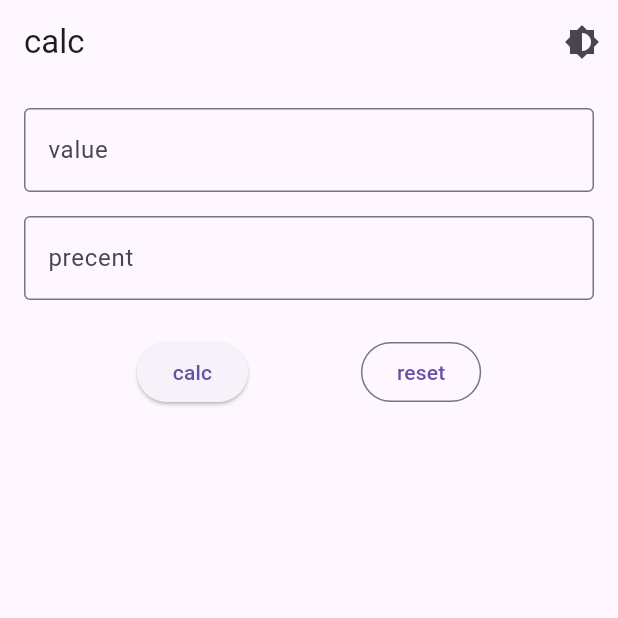
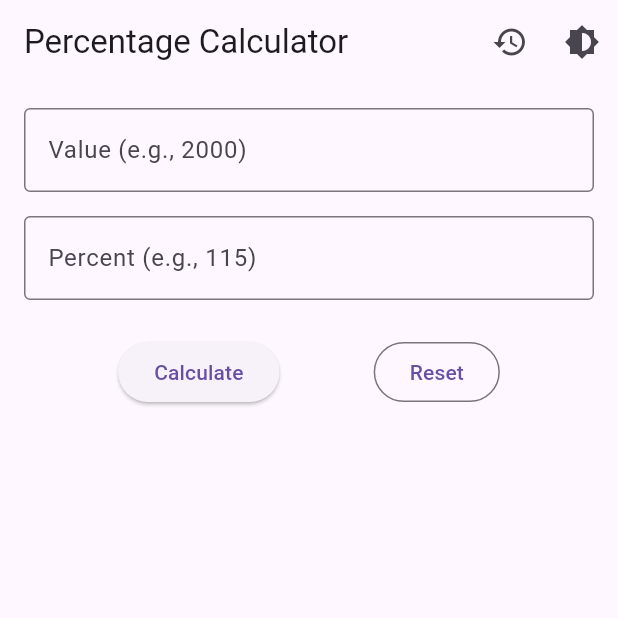
Before and after one commit to petyaas/calc_test, a Flutter app: the screen it shows after launch, on a phone screen of 412 x 824 dp, the top half of it. Run offline on Flutter 3.47's test engine with Material 3 defaults, Android fonts, the phone set to English and light mode, and no system bars; our stand-ins replace flutter_bloc, hive, hive_flutter; accounts and stored records are empty.

````diff
--- /dev/null
+++ b/lib/l10n/app_en.arb
@@ -0,0 +1,10 @@
+{
+  "title": "Percentage Calculator",
+  "calculate": "Calculate",
+  "reset": "Reset",
+  "valueHint": "Value (e.g., 2000)",
+  "percentHint": "Percent (e.g., 115)",
+  "history": "History",
+  "noHistory": "No history",
+  "errorMessage": "Values must be greater than zero"
+}
--- /dev/null
+++ b/lib/l10n/app_localizations.dart
@@ -0,0 +1,177 @@
+import 'dart:async';
+
+import 'package:flutter/foundation.dart';
+import 'package:flutter/widgets.dart';
+import 'package:flutter_localizations/flutter_localizations.dart';
+import 'package:intl/intl.dart' as intl;
+
+import 'app_localizations_en.dart';
+import 'app_localizations_ru.dart';
+
+// ignore_for_file: type=lint
+
+/// Callers can lookup localized strings with an instance of AppLocalizations
+/// returned by `AppLocalizations.of(context)`.
+///
+/// Applications need to include `AppLocalizations.delegate()` in their app's
+/// `localizationDelegates` list, and the locales they support in the app's
+/// `supportedLocales` list. For example:
+///
+/// ```dart
+/// import 'l10n/app_localizations.dart';
+///
+/// return MaterialApp(
+///   localizationsDelegates: AppLocalizations.localizationsDelegates,
+///   supportedLocales: AppLocalizations.supportedLocales,
+///   home: MyApplicationHome(),
+/// );
+/// ```
+///
+/// ## Update pubspec.yaml
+///
+/// Please make sure to update your pubspec.yaml to include the following
+/// packages:
+///
+/// ```yaml
+/// dependencies:
+///   # Internationalization support.
+///   flutter_localizations:
+///     sdk: flutter
+///   intl: any # Use the pinned version from flutter_localizations
+///
+///   # Rest of dependencies
+/// ```
+///
+/// ## iOS Applications
+///
+/// iOS applications define key application metadata, including supported
+/// locales, in an Info.plist file that is built into the application bundle.
+/// To configure the locales supported by your app, you’ll need to edit this
+/// file.
+///
+/// First, open your project’s ios/Runner.xcworkspace Xcode workspace file.
+/// Then, in the Project Navigator, open the Info.plist file under the Runner
+/// project’s Runner folder.
+///
+/// Next, select the Information Property List item, select Add Item from the
+/// Editor menu, then select Localizations from the pop-up menu.
+///
+/// Select and expand the newly-created Localizations item then, for each
+/// locale your application supports, add a new item and select the locale
+/// you wish to add from the pop-up menu in the Value field. This list should
+/// be consistent with the languages listed in the AppLocalizations.supportedLocales
+/// property.
+abstract class AppLocalizations {
+  AppLocalizations(String locale) : localeName = intl.Intl.canonicalizedLocale(locale.toString());
+
+  final String localeName;
+
+  static AppLocalizations? of(BuildContext context) {
+    return Localizations.of<AppLocalizations>(context, AppLocalizations);
+  }
+
+  static const LocalizationsDelegate<AppLocalizations> delegate = _AppLocalizationsDelegate();
+
+  /// A list of this localizations delegate along with the default localizations
+  /// delegates.
+  ///
+  /// Returns a list of localizations delegates containing this delegate along with
+  /// GlobalMaterialLocalizations.delegate, GlobalCupertinoLocalizations.delegate,
+  /// and GlobalWidgetsLocalizations.delegate.
+  ///
+  /// Additional delegates can be added by appending to this list in
+  /// MaterialApp. This list does not have to be used at all if a custom list
+  /// of delegates is preferred or required.
+  static const List<LocalizationsDelegate<dynamic>> localizationsDelegates = <LocalizationsDelegate<dynamic>>[
+    delegate,
+    GlobalMaterialLocalizations.delegate,
+    GlobalCupertinoLocalizations.delegate,
+    GlobalWidgetsLocalizations.delegate,
+  ];
+
+  /// A list of this localizations delegate's supported locales.
+  static const List<Locale> supportedLocales = <Locale>[
+    Locale('en'),
+    Locale('ru')
+  ];
+
+  /// No description provided for @title.
+  ///
+  /// In en, this message translates to:
+  /// **'Percentage Calculator'**
+  String get title;
+
+  /// No description provided for @calculate.
+  ///
+  /// In en, this message translates to:
+  /// **'Calculate'**
+  String get calculate;
+
+  /// No description provided for @reset.
+  ///
+  /// In en, this message translates to:
+  /// **'Reset'**
+  String get reset;
+
+  /// No description provided for @valueHint.
+  ///
+  /// In en, this message translates to:
+  /// **'Value (e.g., 2000)'**
+  String get valueHint;
+
+  /// No description provided for @percentHint.
+  ///
+  /// In en, this message translates to:
+  /// **'Percent (e.g., 115)'**
+  String get percentHint;
+
+  /// No description provided for @history.
+  ///
+  /// In en, this message translates to:
+  /// **'History'**
+  String get history;
+
+  /// No description provided for @noHistory.
+  ///
+  /// In en, this message translates to:
+  /// **'No history'**
+  String get noHistory;
+
+  /// No description provided for @errorMessage.
+  ///
+  /// In en, this message translates to:
+  /// **'Values must be greater than zero'**
+  String get errorMessage;
+}
+
+class _AppLocalizationsDelegate extends LocalizationsDelegate<AppLocalizations> {
+  const _AppLocalizationsDelegate();
+
+  @override
+  Future<AppLocalizations> load(Locale locale) {
+    return SynchronousFuture<AppLocalizations>(lookupAppLocalizations(locale));
+  }
+
+  @override
+  bool isSupported(Locale locale) => <String>['en', 'ru'].contains(locale.languageCode);
+
+  @override
+  bool shouldReload(_AppLocalizationsDelegate old) => false;
+}
+
+AppLocalizations lookupAppLocalizations(Locale locale) {
+
+
+  // Lookup logic when only language code is specified.
+  switch (locale.languageCode) {
+    case 'en': return AppLocalizationsEn();
+    case 'ru': return AppLocalizationsRu();
+  }
+
+  throw FlutterError(
+    'AppLocalizations.delegate failed to load unsupported locale "$locale". This is likely '
+    'an issue with the localizations generation tool. Please file an issue '
+    'on GitHub with a reproducible sample app and the gen-l10n configuration '
+    'that was used.'
+  );
+}
--- /dev/null
+++ b/lib/l10n/app_ru.arb
@@ -0,0 +1,10 @@
+{
+  "title": "Калькулятор процентов",
+  "calculate": "Рассчитать",
+  "reset": "Сбросить",
+  "valueHint": "Значение (например, 2000)",
+  "percentHint": "Процент (например, 115)",
+  "history": "История",
+  "noHistory": "Нет истории",
+  "errorMessage": "Значения должны быть больше нуля"
+}
--- a/lib/main.dart
+++ b/lib/main.dart
@@ -1,7 +1,9 @@
 import 'package:calculator/view/calc_screen.dart';
 import 'package:flutter/material.dart';
 import 'package:flutter_bloc/flutter_bloc.dart';
+import 'package:flutter_localizations/flutter_localizations.dart';
 import 'package:hive_flutter/hive_flutter.dart';
+import 'l10n/app_localizations.dart';
 import 'logic/bloc_logic.dart';
 
 
@@ -35,6 +37,12 @@ class _MyAppState extends State<MyApp> {
         theme: ThemeData.light(),
         darkTheme: ThemeData.dark(),
         themeMode: _themeMode,
+        localizationsDelegates: const [
+          AppLocalizations.delegate,
+          GlobalMaterialLocalizations.delegate,
+          GlobalWidgetsLocalizations.delegate,
+          GlobalCupertinoLocalizations.delegate,
+        ],
         supportedLocales: const [
           Locale('en'),
           Locale('ru'),
--- a/lib/view/calc_screen.dart
+++ b/lib/view/calc_screen.dart
@@ -1,6 +1,10 @@
 import 'package:flutter/material.dart';
 import 'package:flutter_bloc/flutter_bloc.dart';
-import '../logic/bloc_logic.dart';
+import '../l10n/app_localizations.dart';
+import '../logic/calc_state.dart';
+import '../logic/calc_event.dart';
+import '../logic/calc_bloc.dart';
+import 'history_screen.dart';
 
 class CalculatorScreen extends StatefulWidget {
   final VoidCallback onToggleTheme;
@@ -40,11 +44,19 @@ class _CalculatorScreenState extends State<CalculatorScreen> {
 
   @override
   Widget build(BuildContext context) {
+    final l10n = AppLocalizations.of(context)!;
 
     return Scaffold(
       appBar: AppBar(
-        title: Text('calc'),
+        title: Text(l10n.title),
         actions: [
+          IconButton(
+            icon: const Icon(Icons.history),
+            onPressed: () => Navigator.push(
+              context,
+              MaterialPageRoute(builder: (_) => HistoryScreen()),
+            ),
+          ),
           IconButton(
             icon: const Icon(Icons.brightness_6),
             onPressed: widget.onToggleTheme,
@@ -58,7 +70,7 @@ class _CalculatorScreenState extends State<CalculatorScreen> {
             TextField(
               controller: _valueController,
               decoration: InputDecoration(
-                labelText: 'value',
+                labelText: l10n.valueHint,
                 border: const OutlineInputBorder(),
               ),
               keyboardType: TextInputType.number,
@@ -67,7 +79,7 @@ class _CalculatorScreenState extends State<CalculatorScreen> {
             TextField(
               controller: _percentController,
               decoration: InputDecoration(
-                labelText: 'precent',
+                labelText: l10n.percentHint,
                 border: const OutlineInputBorder(),
               ),
               keyboardType: TextInputType.number,
@@ -78,11 +90,11 @@ class _CalculatorScreenState extends State<CalculatorScreen> {
               children: [
                 ElevatedButton(
                   onPressed: _onCalculate,
-                  child: Text('calc'),
+                  child: Text(l10n.calculate),
                 ),
                 OutlinedButton(
                   onPressed: _onReset,
-                  child: Text('reset'),
+                  child: Text(l10n.reset),
                 ),
               ],
             ),
@@ -93,7 +105,7 @@ class _CalculatorScreenState extends State<CalculatorScreen> {
                   return Text('100% = ${state.result.toStringAsFixed(2)}');
                 } else if (state is CalculatorError) {
                   return Text(
-                    'error',
+                    l10n.errorMessage,
                     style: const TextStyle(color: Colors.red),
                   );
                 } else {
````
Also changed, not shown: lib/l10n/app_localizations_en.dart (added, +34 -0 lines), lib/l10n/app_localizations_ru.dart (added, +34 -0 lines), lib/view/history_screen.dart (added, +35 -0 lines), 2 other files.
